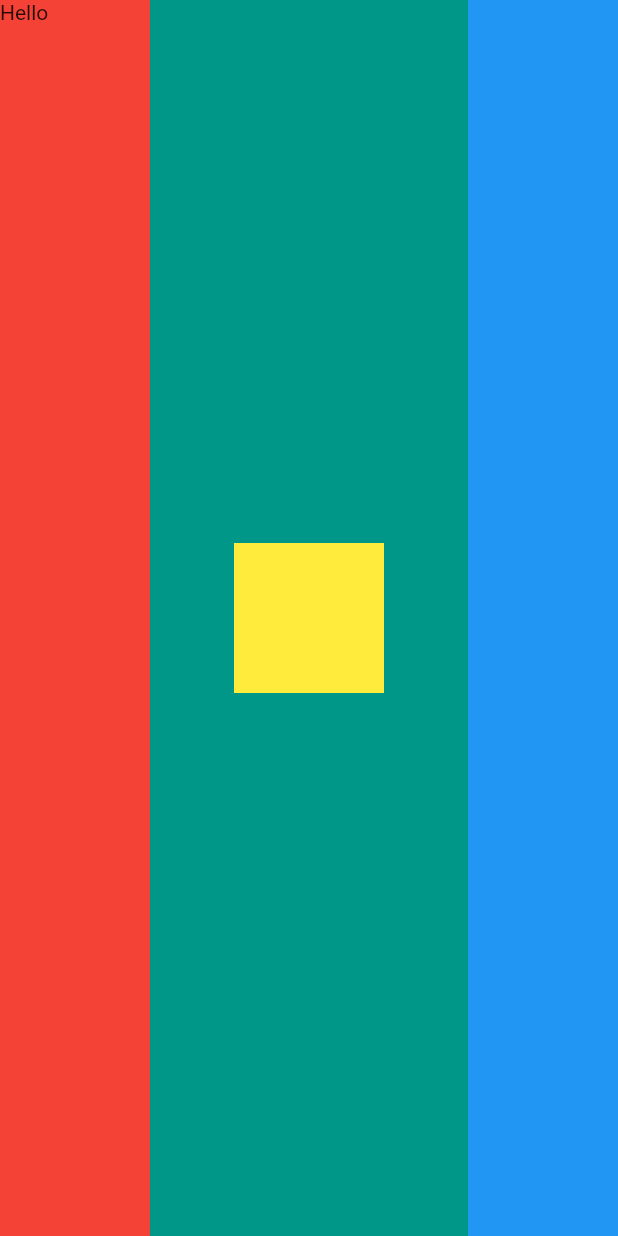
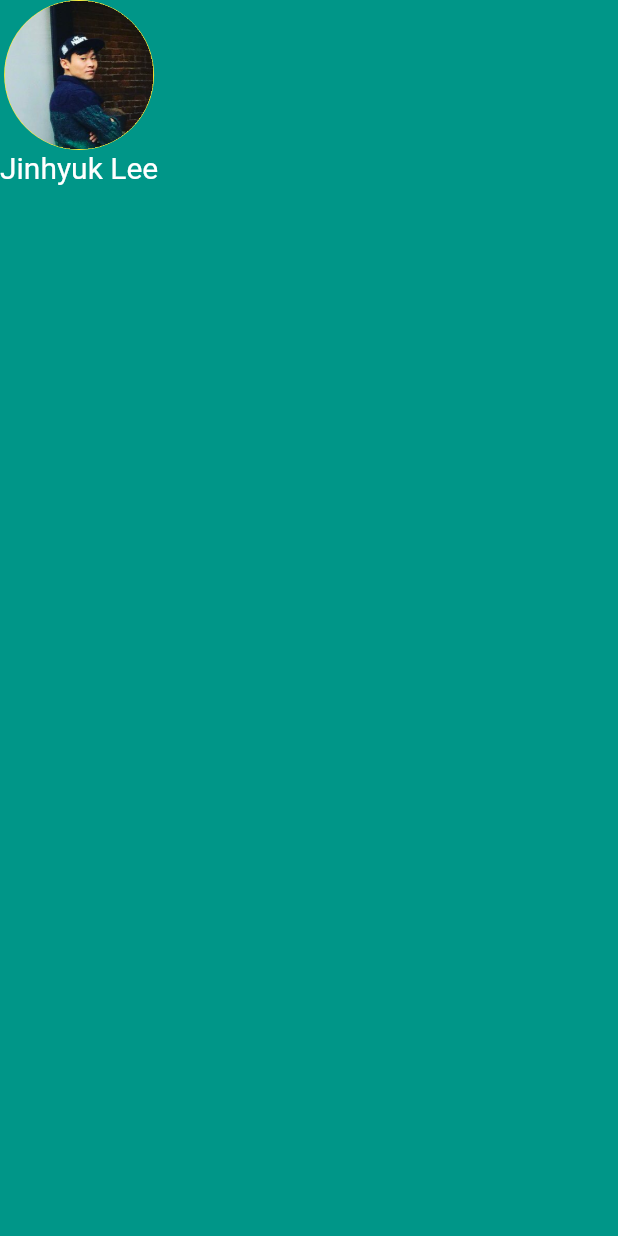
Before and after one commit to jinhlee19/flutter-playground, a Flutter app: the screen it shows after launch, on a phone screen of 412 x 824 dp. Run offline on Flutter 3.47's test engine with Material 2 defaults, Android fonts, the light colour scheme and no system bars.

Commit message:
Widget Properties - Avatar

```diff
--- a/mi_card/lib/main.dart
+++ b/mi_card/lib/main.dart
@@ -6,62 +6,25 @@ void main() => runApp(MyApp());
 class MyApp extends StatelessWidget {
   @override
   Widget build(BuildContext context) {
-    // stless > build -> rebuild(reload)
     return MaterialApp(
       home: Scaffold(
         backgroundColor: Colors.teal,
-        // 상단 스크린바 아래로만 작업할 수 있도록 제한.
         body: SafeArea(
-          // 컨테이너에 차일드가 없으면 가능한 최대한 커지지만 차일드 생성 시, 그 사이즈에 맞게 축소된다.
-          // child: Column(
-          child: Row(
-            // #1
-            // verticalDirection: VerticalDirection.up,
-            // verticalDirection: VerticalDirection.down,
-            // 하단의 필요없는 부분 제외
-            // 위의 방향으로 올라감 -> .down이 default값,
-
-            // #2
-            // mainAxisAlignment: MainAxisAlignment.end,
-            // mainAxisAlignment: MainAxisAlignment.spaceBetween,
-            // mainAxisAlignment: MainAxisAlignment.spaceEvenly,
-            // mainAxisAlignment: MainAxisAlignment.center,
-
-            // #3
-            // crossAxisAlignment: CrossAxisAlignment.end,
-            // 이떄 container가 같은 너비이면 변화x,
-            // 추가 container(widge: double.infinity, height:10.0,),하면 변화를 볼수 있다.
-
-            // #4 전체 너비 변화
-            // 개별 입력 white Container 주석참고
-            crossAxisAlignment: CrossAxisAlignment.center,
-            mainAxisAlignment: MainAxisAlignment.spaceBetween,
-            children: <Widget>[
-              Container(
-                // single child widget (multi와 구분)
-                color: Colors.red,
-                height: double.infinity,
-                width: 100,
-                // width: double.infinity,
-                child: Text('Hello'),
+          child: Column(children: <Widget>[
+            CircleAvatar(
+              radius: 50,
+              backgroundColor: Colors.yellow,
+              // backgroundImage: NetworkImage("https://via.placeholder.com/100"),
+              backgroundImage: AssetImage('images/avatar.png'),
+            ),
+            Text(
+              "Jinhyuk Lee",
+              style: TextStyle(
+                fontSize: 20,
+                color: Colors.white,
               ),
-              // SizedBox(
-              //   height: 20.0,
-              //   width: 20.0,
-              //   // Row, CrossAxisAlignment 가 stretch,로 잡힐 경우 무시되고 늘어남..
-              // ),
-              Container(
-                width: 100.0,
-                height: 100.0,
-                color: Colors.yellow,
-              ),
-              Container(
-                width: 100.0,
-                height: double.infinity,
-                color: Colors.blue,
-              ),
-            ],
-          ), // column - widget -> list of items
+            ),
+          ]),
         ),
       ),
     );
```
Also changed, not shown: mi_card/pubspec.yaml (+2 -48 lines), mi_card/images/avatar.png (added).
